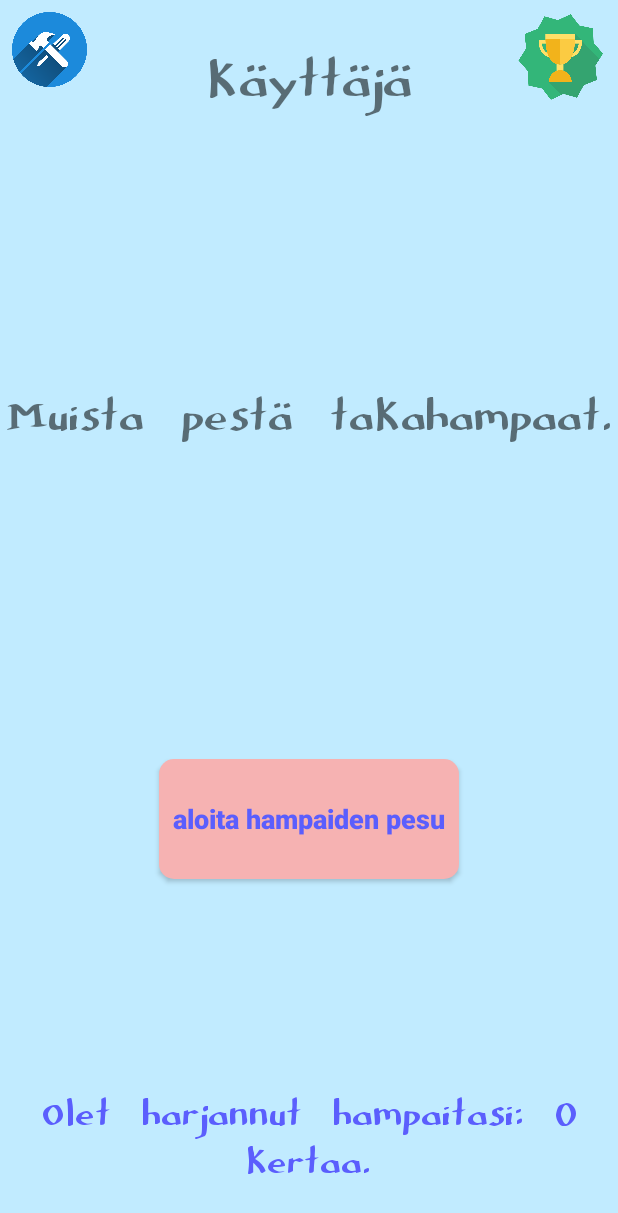
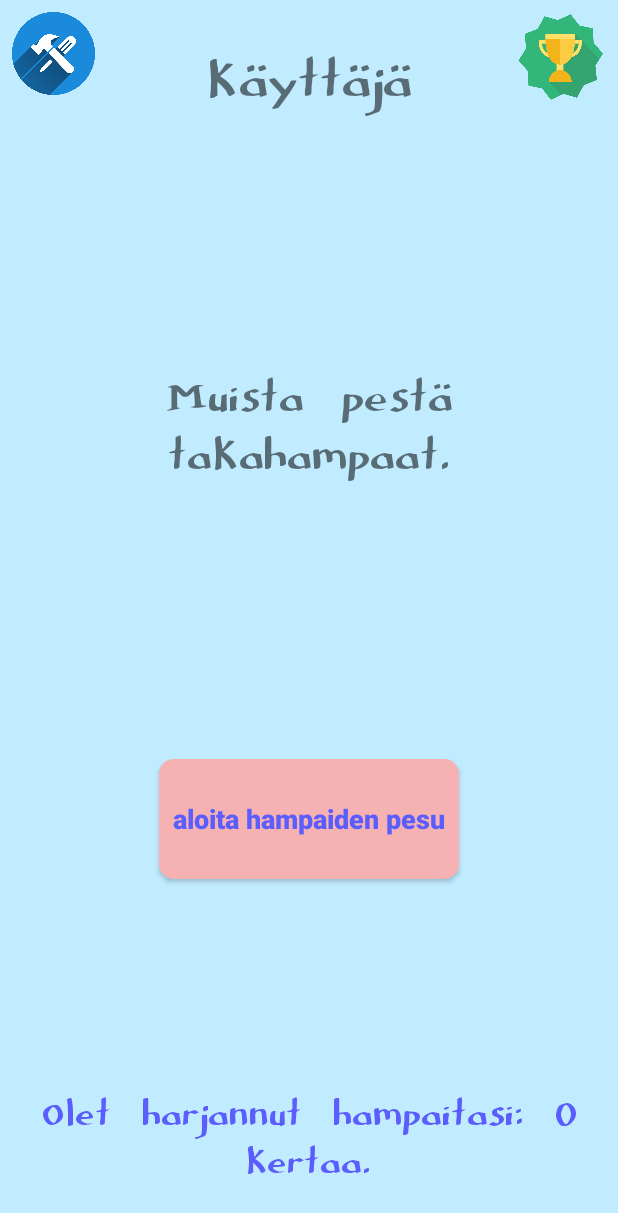
Before and after one commit to christoffertoppe/AndroidProject, an Android app: the UserProfile screen opened directly, with no data from a screen before it, on a phone screen of 412 x 824 dp. Shown: the top 1213 px of the screen. Run offline under Robolectric (Android 15) with nearby library versions, the phone set to English and light mode, and no system bars; Roboto replaces fonts that are not available here; 4 statements that could not run were skipped.

```diff
--- a/app/src/main/res/layout/settings_layout.xml
+++ b/app/src/main/res/layout/settings_layout.xml
@@ -13,7 +13,7 @@
         android:layout_marginTop="8dp"
         android:layout_marginBottom="8dp"
         android:text="@string/settings_text"
-        android:textSize="36sp"
+        android:textSize="50sp"
         app:layout_constraintBottom_toBottomOf="parent"
         app:layout_constraintEnd_toEndOf="parent"
         app:layout_constraintStart_toStartOf="parent"
@@ -38,7 +38,8 @@
         android:layout_marginTop="77dp"
         android:layout_marginBottom="32dp"
         android:text="@string/song"
-        android:textSize="24sp"
+        android:textAlignment="center"
+        android:textSize="36sp"
         app:layout_constraintBottom_toTopOf="@+id/songSpinner"
         app:layout_constraintEnd_toEndOf="parent"
         app:layout_constraintStart_toStartOf="parent"
--- a/app/src/main/res/layout/userprofile_layout.xml
+++ b/app/src/main/res/layout/userprofile_layout.xml
@@ -56,8 +56,10 @@
 
     <TextView
         android:id="@+id/tipView"
-        android:layout_width="wrap_content"
+        android:layout_width="0dp"
         android:layout_height="wrap_content"
+        android:layout_marginStart="16dp"
+        android:layout_marginEnd="16dp"
         android:text="@string/tipView"
         android:textAlignment="center"
         android:textSize="34sp"
@@ -70,8 +72,8 @@
 
     <Button
         android:id="@+id/settingsButton"
-        android:layout_width="50dp"
-        android:layout_height="50dp"
+        android:layout_width="55dp"
+        android:layout_height="55dp"
         android:layout_marginStart="8dp"
         android:layout_marginTop="8dp"
         android:background="@drawable/settingsbutton"
--- a/app/src/main/res/values/strings.xml
+++ b/app/src/main/res/values/strings.xml
@@ -15,7 +15,7 @@
     <string name="tipView">tip</string>
     <string name="pesukerrat">Olet pessyt hampaita: 0 kertaa</string>
     <string name="settings_text">Asetukset</string>
-    <string name="song">Kappale</string>
+    <string name="song">Valitse soitettava kappale</string>
     <string name="pesukerrat_sekuneissa">Mikä tekee yhteensä 0 sekuntia!</string>
     <string name="start_brushing_teeth">Pestään!</string>
     <string name="tooth_brushing_done">Olen valmis!</string>
```
